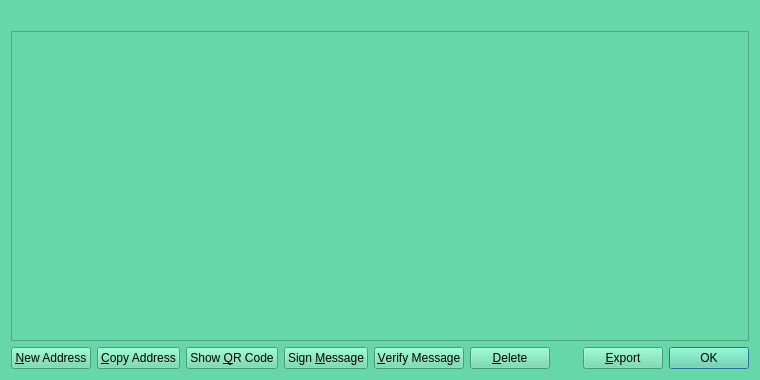
First picture: the form in src/qt/forms/addressbookpage.ui, repository Crypto-Currency/Emerald-OLD---DO-NOT-USE, before the edit.
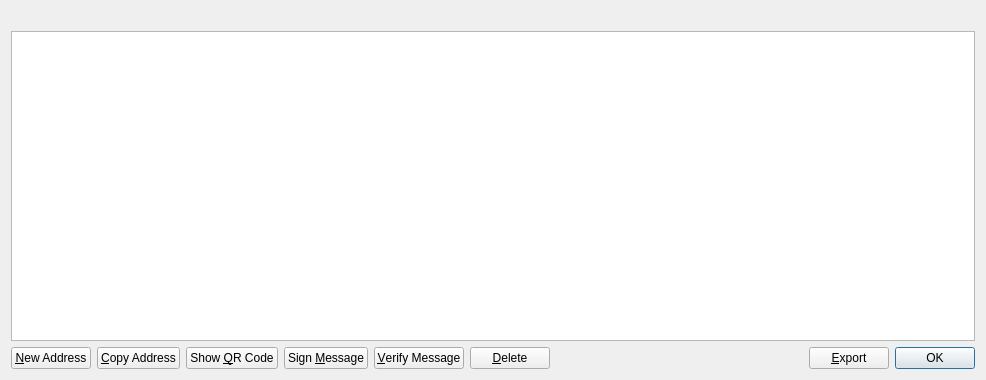
Second picture: the form after the edit. Icons and pictures are not drawn.

```diff
--- a/src/qt/forms/addressbookpage.ui
+++ b/src/qt/forms/addressbookpage.ui
@@ -6,19 +6,28 @@
    <rect>
     <x>0</x>
     <y>0</y>
-    <width>760</width>
+    <width>986</width>
     <height>380</height>
    </rect>
   </property>
+  <property name="font">
+   <font>
+    <family>Ubuntu</family>
+   </font>
+  </property>
   <property name="windowTitle">
    <string>Address Book</string>
   </property>
   <property name="styleSheet">
-   <string notr="true">background:rgb(102,215,167);</string>
+   <string notr="true">QWidget{border-image: url(:/images/background) 0 0 0 0 stretch stretch;}
+QPushButton{border-image: url('');};</string>
   </property>
   <layout class="QVBoxLayout" name="verticalLayout">
    <item>
     <widget class="QLabel" name="labelExplanation">
+     <property name="styleSheet">
+      <string notr="true">border-image: url('');</string>
+     </property>
      <property name="textFormat">
       <enum>Qt::PlainText</enum>
      </property>
```
